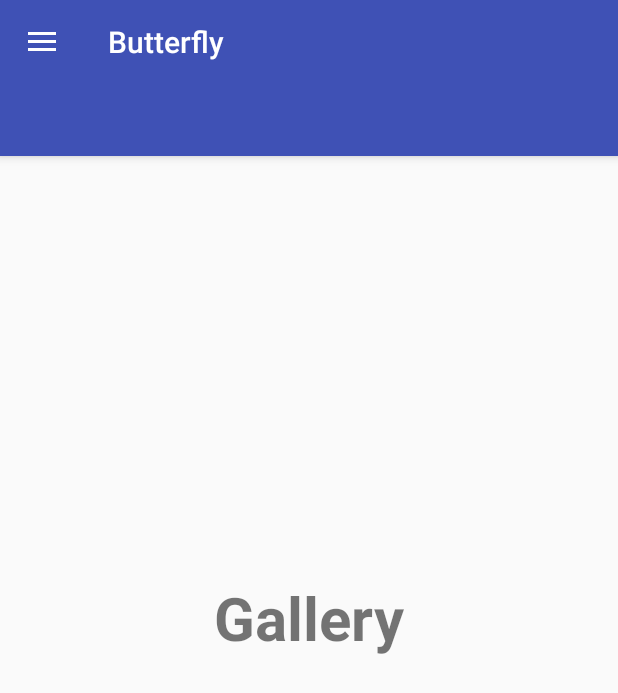
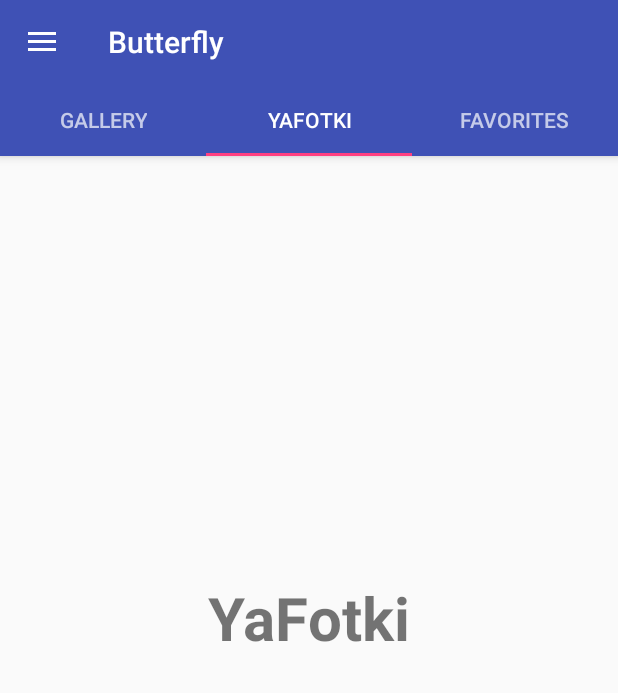
Before and after one commit to rostislawk/butterfly, an Android app: the screen it shows after launch (MainMenu), in the side drawer, after a tap on "YaFotki", on a phone screen of 412 x 824 dp. Shown: the top 693 px of the screen. Run offline under Robolectric (Android 15) with nearby library versions, the phone set to English and light mode, and no system bars.

Commit message:
main_activity: add tabs on tab_layout, add actions to drawer for check viewPager elements

```diff
--- a/Butterfly/app/src/main/java/com/butterfly/ram/butterfly/MainMenu.java
+++ b/Butterfly/app/src/main/java/com/butterfly/ram/butterfly/MainMenu.java
@@ -21,8 +21,6 @@ import java.util.List;
 public class MainMenu extends AppCompatActivity
         implements NavigationView.OnNavigationItemSelectedListener {
 
-    private Toolbar toolbar;
-    private TabLayout tabLayout;
     private ViewPager viewPager;
 
     @Override
@@ -30,11 +28,14 @@ public class MainMenu extends AppCompatActivity
         super.onCreate(savedInstanceState);
         setContentView(R.layout.activity_main);
 
-        toolbar = (Toolbar) findViewById(R.id.toolbar);
+        Toolbar toolbar = (Toolbar) findViewById(R.id.toolbar);
         setSupportActionBar(toolbar);
 
         viewPager = (ViewPager)findViewById(R.id.view_pager);
         setupViewPager(viewPager);
+
+        TabLayout tabLayout = (TabLayout) findViewById(R.id.tab_layout);
+        tabLayout.setupWithViewPager(viewPager);
 
         DrawerLayout drawer = (DrawerLayout) findViewById(R.id.drawer_layout);
         ActionBarDrawerToggle toggle = new ActionBarDrawerToggle(
@@ -100,12 +101,14 @@ public class MainMenu extends AppCompatActivity
         int id = item.getItemId();
 
         if (id == R.id.nav_gallery) {
-
+            viewPager.setCurrentItem(0);
+        } else if (id == R.id.nav_yafotki) {
+            viewPager.setCurrentItem(1);
+        } else if (id == R.id.nav_favorites) {
+            viewPager.setCurrentItem(2);
         } else if (id == R.id.nav_take_photo) {
             Intent cameraIntent = new Intent(android.provider.MediaStore.ACTION_IMAGE_CAPTURE);
             startActivity(cameraIntent);
-        } else if (id == R.id.nav_favorites) {
-
         } else if (id == R.id.nav_settings) {
             Intent settingsIntent = new Intent(this, SettingsActivity.class);
             startActivity(settingsIntent);
--- a/Butterfly/app/src/main/res/layout/app_bar_main_menu.xml
+++ b/Butterfly/app/src/main/res/layout/app_bar_main_menu.xml
@@ -17,13 +17,15 @@
             android:layout_width="match_parent"
             android:layout_height="?attr/actionBarSize"
             android:background="?attr/colorPrimary"
+            app:layout_scrollFlags="scroll|enterAlways"
             app:popupTheme="@style/AppTheme.PopupOverlay" />
 
         <android.support.design.widget.TabLayout
+            android:id="@+id/tab_layout"
             android:layout_width="match_parent"
             android:layout_height="wrap_content"
             app:tabMode="fixed"
-            app:layout_scrollFlags="scroll|enterAlways">
+            app:tabGravity="fill">
 
         </android.support.design.widget.TabLayout>
 
```
